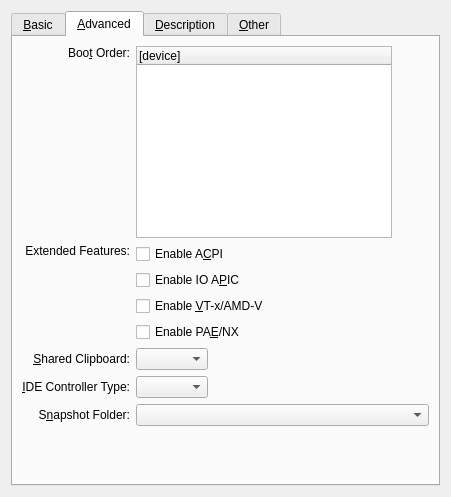
Qt form vbox/src/VBox/Frontends/VirtualBox4/ui/VBoxVMSettingsGeneral.ui (jljuxgm/vboxgit) before a commit.
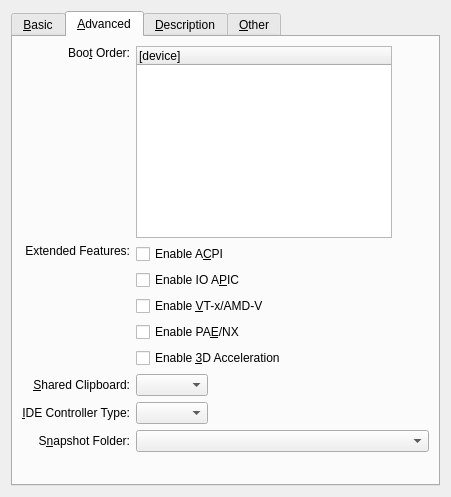
The same form after that commit. The open tabs and pages were chosen to show the change. Custom widgets are drawn as their Qt base class.

Commit message:
commit_14312 ------------------------------------------------------------------------ r14312 | vboxsync | 2008-11-18 23:59:33 +0800 (Tue, 18 Nov 2008) | 1 line
FE/Qt4: 3D Acceleration setting added into VM Settings and into VM Selector Details Page.
------------------------------------------------------------------------

Diff of the .ui file:
```diff
--- a/vbox/src/VBox/Frontends/VirtualBox4/ui/VBoxVMSettingsGeneral.ui
+++ b/vbox/src/VBox/Frontends/VirtualBox4/ui/VBoxVMSettingsGeneral.ui
@@ -718,6 +718,22 @@
            </property>
           </widget>
          </item>
+         <item>
+          <widget class="QCheckBox" name="mCb3D" >
+           <property name="sizePolicy" >
+            <sizepolicy vsizetype="Fixed" hsizetype="MinimumExpanding" >
+             <horstretch>0</horstretch>
+             <verstretch>0</verstretch>
+            </sizepolicy>
+           </property>
+           <property name="whatsThis" >
+            <string>When checked, the VirtualBox allows guests to make use of the 3D graphics support available on the host.</string>
+           </property>
+           <property name="text" >
+            <string>Enable &amp;3D Acceleration</string>
+           </property>
+          </widget>
+         </item>
         </layout>
        </item>
        <item row="2" column="0" >
```
The commit also changes 2 other files.
